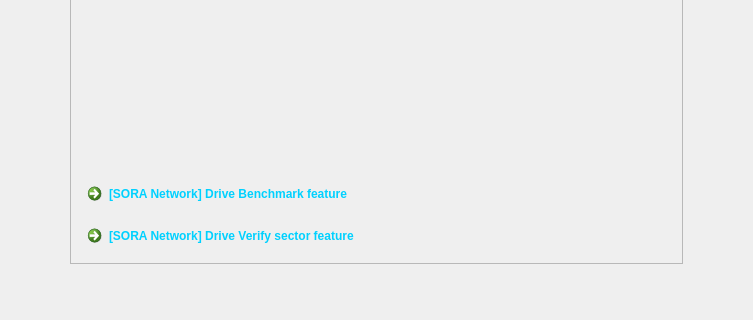
First picture: the form in src/qt/forms/overviewpage.ui, repository FromHDDtoSSD/SorachanCoin-qt, before the edit; both pictures show x 166 to 919 and y 291 to 611 of the 1000 by 611 pixel window.
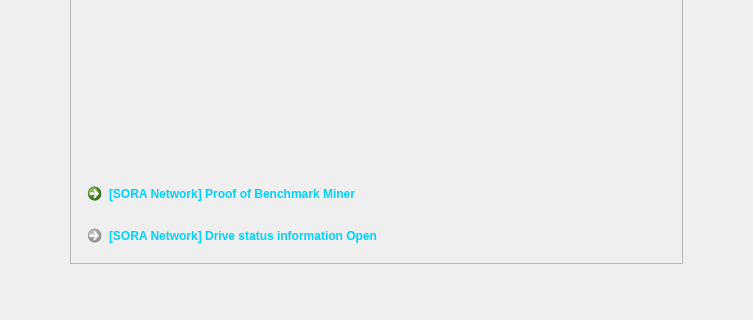
Second picture: the form after the edit.

Commit message: Sora neko: under development Proof of Benchmark part91 (finex drive chain)

Diff of the .ui file:
```diff
--- a/src/qt/forms/overviewpage.ui
+++ b/src/qt/forms/overviewpage.ui
@@ -404,14 +404,17 @@
         <item>
          <widget class="QCommandLinkButton" name="BenchmarkCommandLinkButton">
           <property name="text">
-           <string>[SORA Network] Drive Benchmark feature</string>
+           <string>[SORA Network] Proof of Benchmark Miner</string>
           </property>
          </widget>
         </item>
         <item>
          <widget class="QCommandLinkButton" name="DriveVerifyCommandLinkButton">
+          <property name="enabled">
+           <bool>false</bool>
+          </property>
           <property name="text">
-           <string>[SORA Network] Drive Verify sector feature</string>
+           <string>[SORA Network] Drive status information Open</string>
           </property>
          </widget>
         </item>
```
The commit also changes 8 other files.
